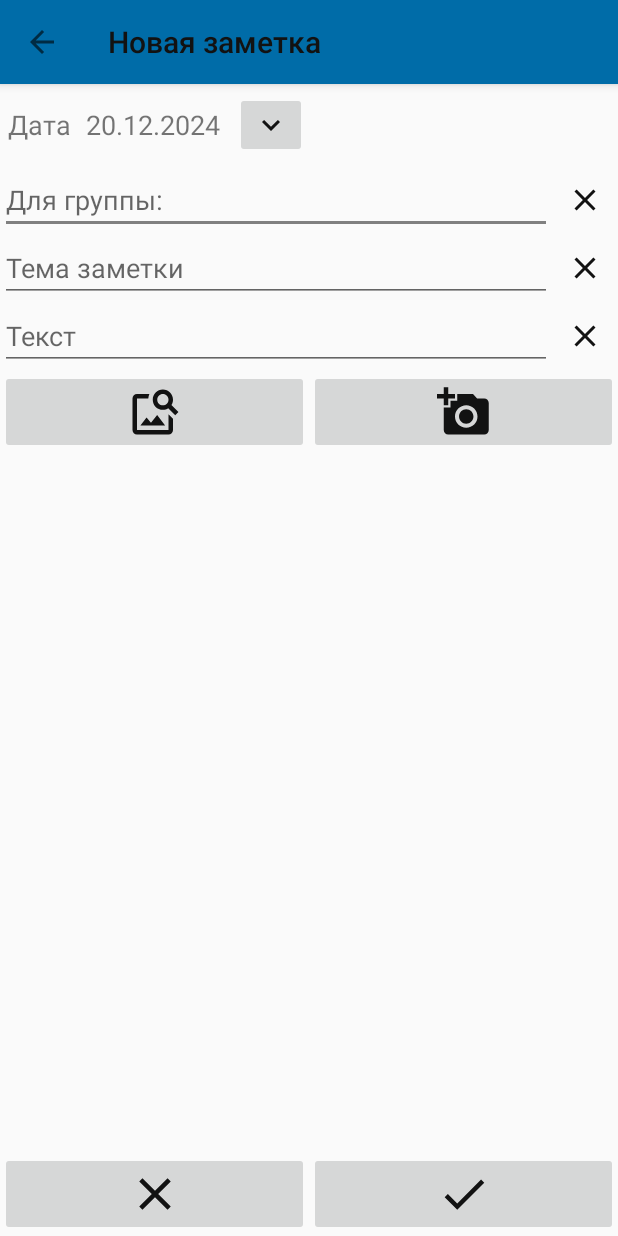
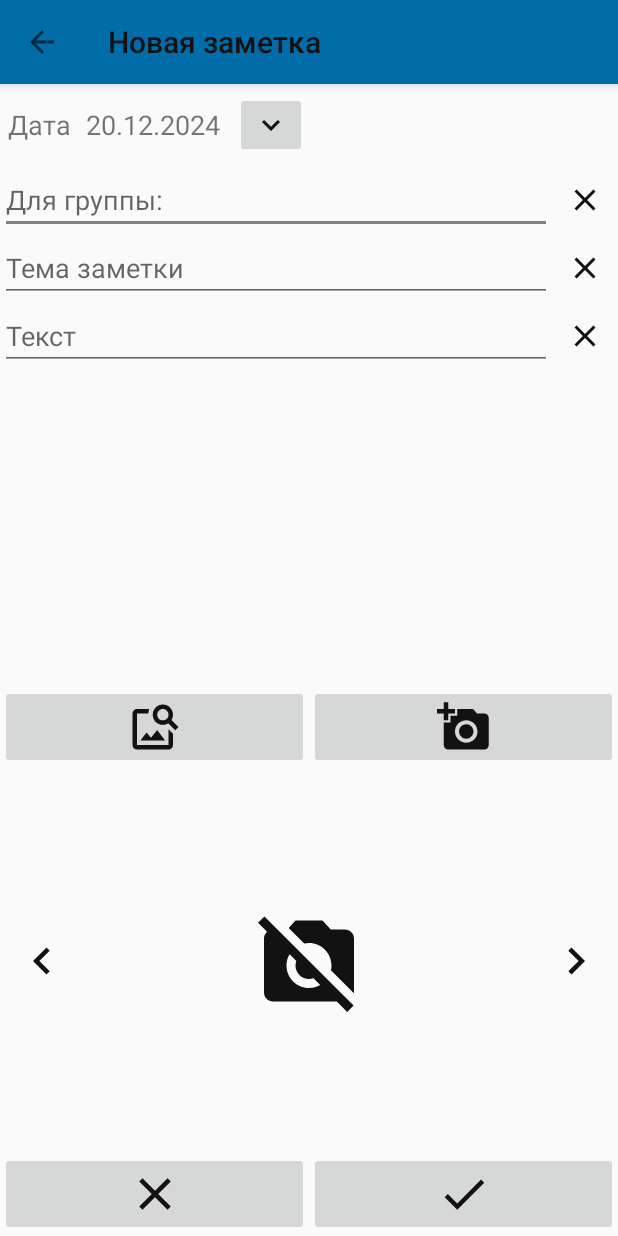
Before and after one commit to ghostwalker18/SchedulePATC, an Android app: the EditNoteActivity screen opened directly, with no data from a screen before it, on a phone screen of 412 x 824 dp. Run offline under Robolectric (Android 15) with nearby library versions, the phone set to English and light mode, and no system bars; our stand-ins replace Room's generated code; libraries missing offline, so code that uses them is left out: com.tom_roush.pdfbox; network calls fail; pictures from the network do not load.

Commit message:
implemented multiphoto note feature

```diff
--- a/app/src/main/java/com/ghostwalker18/schedulePATC/AppDatabase.kt
+++ b/app/src/main/java/com/ghostwalker18/schedulePATC/AppDatabase.kt
@@ -28,7 +28,7 @@ import androidx.sqlite.db.SupportSQLiteDatabase
  * @since 1.0
  */
 @Database(entities = [Lesson::class, Note:: class], version = 1)
-@TypeConverters(DateConverters::class)
+@TypeConverters(DateConverters::class, PhotoURIArrayConverters::class)
 abstract class AppDatabase : RoomDatabase(){
     abstract fun lessonDao() : LessonDao
     abstract fun noteDao() : NoteDao
--- a/app/src/main/java/com/ghostwalker18/schedulePATC/Note.kt
+++ b/app/src/main/java/com/ghostwalker18/schedulePATC/Note.kt
@@ -18,7 +18,6 @@ import android.net.Uri
 import androidx.room.ColumnInfo
 import androidx.room.Entity
 import androidx.room.PrimaryKey
-import androidx.room.TypeConverters
 import java.util.Calendar
 
 /**
@@ -36,8 +35,7 @@ data class Note(
     @ColumnInfo(name = "noteGroup") var group : String,
     @ColumnInfo(name = "noteTheme") var theme: String?,
     @ColumnInfo(name = "noteText") var text: String,
-    @TypeConverters(PhotoURIArrayConverters::class)
-    @ColumnInfo(name = "notePhotoID") var photoID: ArrayList<Uri>?
+    @ColumnInfo(name = "notePhotoID") var photoIDs: ArrayList<Uri>?
 ){
     override fun toString(): String {
         val resources = ScheduleApp.getInstance().resources
--- a/app/src/main/java/com/ghostwalker18/schedulePATC/NotesActivity.kt
+++ b/app/src/main/java/com/ghostwalker18/schedulePATC/NotesActivity.kt
@@ -204,7 +204,7 @@ class NotesActivity : AppCompatActivity() {
     private fun resetSelection() {
         for (position in selectedNotes.keys) {
             val item = binding.notes
-                .findViewHolderForAdapterPosition(position) as NoteAdapter.ViewHolder
+                .findViewHolderForAdapterPosition(position) as NoteViewHolder
             item.isSelected  = false
             listener.onNoteUnselected(selectedNotes[position]!!, position)
         }
--- a/app/src/main/java/com/ghostwalker18/schedulePATC/PhotoViewActivity.kt
+++ b/app/src/main/java/com/ghostwalker18/schedulePATC/PhotoViewActivity.kt
@@ -39,7 +39,7 @@ class PhotoViewActivity : AppCompatActivity() {
         }
         photoUri = Uri.parse(bundle.getString("photo_uri"))
         binding.photo.setImageURI(photoUri)
-        binding.backButton.setOnClickListener { finish() }
+        binding.backButton.setOnClickListener { finishAfterTransition() }
     }
 
     override fun onSaveInstanceState(outState: Bundle) {
--- a/app/src/main/res/layout/activity_edit_note.xml
+++ b/app/src/main/res/layout/activity_edit_note.xml
@@ -15,6 +15,7 @@
 <LinearLayout
     xmlns:android="http://schemas.android.com/apk/res/android"
     xmlns:app="http://schemas.android.com/apk/res-auto"
+    xmlns:tools="http://schemas.android.com/tools"
     android:orientation="vertical"
     android:layout_width="match_parent"
     android:layout_height="match_parent">
@@ -113,17 +114,12 @@
 
         <LinearLayout
             android:layout_width="match_parent"
-            android:layout_height="wrap_content"
-            android:orientation="vertical">
-
-            <LinearLayout
-                android:layout_width="match_parent"
-                android:layout_height="wrap_content"
+            android:layout_height="match_parent"
             android:orientation="horizontal">
 
             <EditText
                 android:id="@+id/text"
-                    android:inputType="text"
+                android:inputType="textMultiLine"
                 android:layout_width="0dp"
                 android:layout_height="wrap_content"
                 android:layout_weight="1"
@@ -140,6 +136,7 @@
                 android:src="@drawable/baseline_clear_24"
                 android:contentDescription="@string/note_text_clear_descr"/>
         </LinearLayout>
+    </androidx.core.widget.NestedScrollView>
 
     <LinearLayout
         android:layout_width="match_parent"
@@ -163,30 +160,14 @@
             android:contentDescription="@string/note_take_photo_descr"/>
     </LinearLayout>
 
-            <LinearLayout
+    <androidx.fragment.app.FragmentContainerView
+        android:id="@+id/preview"
+        android:name="com.ghostwalker18.schedulePATC.PreviewFragment"
         android:layout_width="match_parent"
-                android:layout_height="wrap_content"
-                android:orientation="horizontal">
-
-                <ImageView
-                    android:id="@+id/photo_preview"
-                    android:layout_width="0dp"
-                    android:layout_height="wrap_content"
+        android:layout_height="0dp"
         android:layout_weight="1"
-                    android:paddingHorizontal="5dp"
-                    android:adjustViewBounds="true"
-                    android:contentDescription="@string/note_photo_preview_descr"/>
-
-                <ImageButton
-                    android:id="@+id/image_clear"
-                    android:layout_width="wrap_content"
-                    android:layout_height="match_parent"
-                    android:background="@null"
-                    android:src="@drawable/baseline_clear_36"
-                    android:contentDescription="@string/note_image_clear_descr"/>
-            </LinearLayout>
-        </LinearLayout>
-    </androidx.core.widget.NestedScrollView>
+        android:contentDescription="@string/note_photo_preview_descr"
+        tools:layout="@layout/fragment_preview" />
 
     <LinearLayout
         android:layout_width="match_parent"
```
Also changed, not shown: app/src/main/java/com/ghostwalker18/schedulePATC/EditNoteActivity.kt (+19 -19 lines), app/src/main/java/com/ghostwalker18/schedulePATC/EditNoteModel.kt (+21 -24 lines), app/src/main/java/com/ghostwalker18/schedulePATC/NoteAdapter.kt (+7 -67 lines), app/src/main/java/com/ghostwalker18/schedulePATC/NoteViewHolder.kt (added, +129 -0 lines), app/src/main/java/com/ghostwalker18/schedulePATC/PhotoURIArrayConverters.kt (+46 -3 lines), app/src/main/res/layout/fragment_note.xml (+4 -5 lines). Lines whose indentation alone changed are shown as unchanged.
